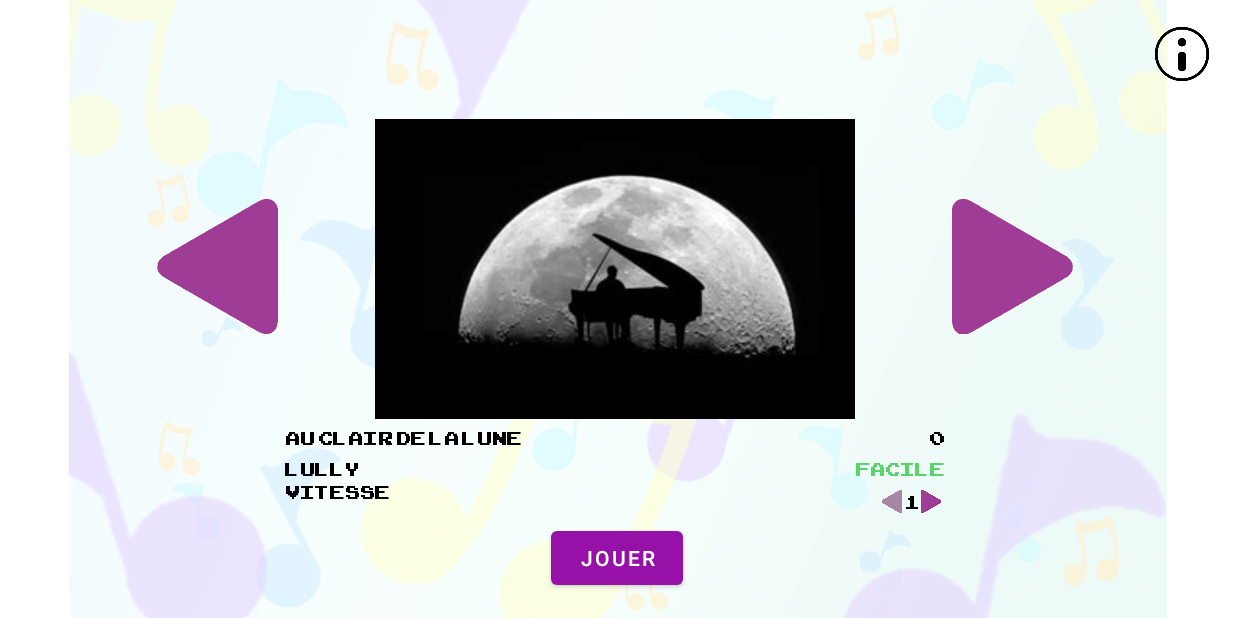
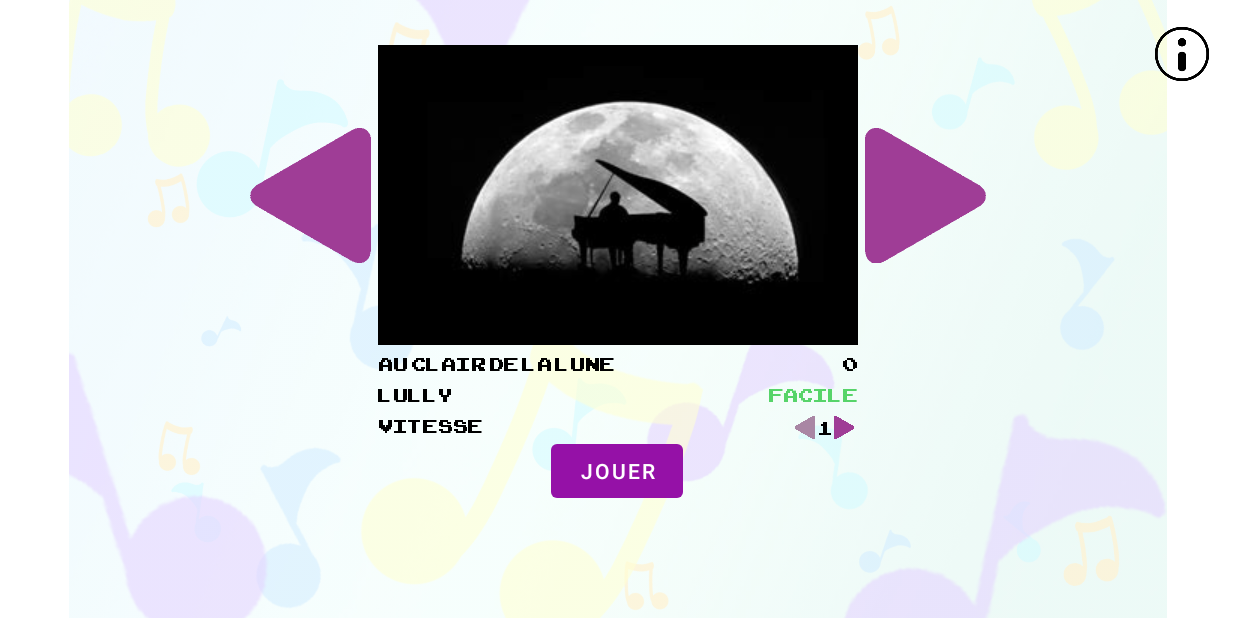
Before and after one commit to KefakMami/PianoMan, an Android app: the screen it shows after launch (MainActivity), after a tap on an icon or button, on a phone screen of 824 x 412 dp (held sideways). Run offline under Robolectric (Android 15) with nearby library versions, the phone set to English and light mode, and no system bars; Roboto replaces fonts that are not available here.

```diff
--- a/app/src/main/res/layout/activity_main.xml
+++ b/app/src/main/res/layout/activity_main.xml
@@ -18,56 +18,61 @@
         app:layout_constraintVertical_bias="0.0"
         app:srcCompat="@drawable/background" />
 
+    <Button
+        android:id="@+id/launchButton"
+        android:layout_width="wrap_content"
+        android:layout_height="wrap_content"
+        android:layout_marginTop="60dp"
+        android:onClick="onPlay"
+        android:text="Jouer"
+        app:backgroundTint="#9511A7"
+        app:layout_constraintEnd_toEndOf="parent"
+        app:layout_constraintHorizontal_bias="0.499"
+        app:layout_constraintStart_toStartOf="parent"
+        app:layout_constraintTop_toBottomOf="@+id/centerImage"
+        android:stateListAnimator="@null"/>
+
     <TextView
         android:id="@+id/SpeedText"
         android:layout_width="wrap_content"
         android:layout_height="wrap_content"
-        android:layout_marginTop="40dp"
+        android:layout_marginTop="2dp"
         android:fontFamily="@font/arcadeclassic"
         android:text="Vitesse"
         android:textColor="#000000"
         android:textSize="18sp"
         app:layout_constraintStart_toStartOf="@+id/centerImage"
-        app:layout_constraintTop_toBottomOf="@+id/centerImage" />
+        app:layout_constraintTop_toBottomOf="@+id/levelComposer" />
 
     <ImageView
         android:id="@+id/centerImage"
-        android:layout_width="0dp"
+        android:layout_width="320dp"
         android:layout_height="200dp"
-        android:layout_marginTop="4dp"
-        app:layout_constraintBottom_toBottomOf="parent"
-        app:layout_constraintEnd_toStartOf="@+id/arrowRight"
-        app:layout_constraintHorizontal_bias="0.0"
-        app:layout_constraintStart_toEndOf="@+id/arrowLeft"
+        android:layout_marginTop="30dp"
+        app:layout_constraintEnd_toEndOf="parent"
+        app:layout_constraintStart_toStartOf="parent"
         app:layout_constraintTop_toTopOf="parent"
-        app:layout_constraintVertical_bias="0.361"
         tools:srcCompat="@tools:sample/backgrounds/scenic" />
 
     <ImageView
         android:id="@+id/arrowLeft"
         android:layout_width="90dp"
         android:layout_height="90dp"
-        android:layout_marginStart="100dp"
-        android:layout_marginLeft="100dp"
         android:contentDescription="TODO"
         android:onClick="onLeft"
-        app:layout_constraintBottom_toBottomOf="parent"
-        app:layout_constraintStart_toStartOf="parent"
-        app:layout_constraintTop_toTopOf="parent"
-        app:layout_constraintVertical_bias="0.411"
+        app:layout_constraintBottom_toBottomOf="@+id/centerImage"
+        app:layout_constraintEnd_toStartOf="@+id/centerImage"
+        app:layout_constraintTop_toTopOf="@+id/centerImage"
         app:srcCompat="@drawable/arrow_hasnonext_l" />
 
     <ImageView
         android:id="@+id/arrowRight"
         android:layout_width="90dp"
         android:layout_height="90dp"
-        android:layout_marginEnd="104dp"
-        android:layout_marginRight="104dp"
         android:onClick="onRight"
-        app:layout_constraintBottom_toBottomOf="parent"
-        app:layout_constraintEnd_toEndOf="parent"
-        app:layout_constraintTop_toTopOf="parent"
-        app:layout_constraintVertical_bias="0.411"
+        app:layout_constraintBottom_toBottomOf="@+id/centerImage"
+        app:layout_constraintStart_toEndOf="@+id/centerImage"
+        app:layout_constraintTop_toTopOf="@+id/centerImage"
         app:srcCompat="@drawable/arrow_hasnext_r" />
 
     <ImageView
@@ -152,19 +157,6 @@
         app:layout_constraintEnd_toEndOf="@+id/centerImage"
         app:layout_constraintTop_toBottomOf="@+id/levelHS" />
 
-    <Button
-        android:id="@+id/launchButton"
-        android:layout_width="wrap_content"
-        android:layout_height="wrap_content"
-        android:layout_marginBottom="16dp"
-        android:onClick="onPlay"
-        android:text="Jouer"
-        app:backgroundTint="#9511A7"
-        app:layout_constraintBottom_toBottomOf="parent"
-        app:layout_constraintEnd_toEndOf="parent"
-        app:layout_constraintHorizontal_bias="0.499"
-        app:layout_constraintStart_toStartOf="parent" />
-
     <ImageView
         android:id="@+id/imageView2"
         android:layout_width="40dp"
@@ -179,8 +171,8 @@
 
     <FrameLayout
         android:id="@+id/infoLayout"
-        android:layout_width="469dp"
-        android:layout_height="315dp"
+        android:layout_width="454dp"
+        android:layout_height="273dp"
         android:layout_marginStart="137dp"
         android:layout_marginLeft="137dp"
         android:layout_marginTop="61dp"
--- a/app/src/main/res/layout/fragment_info.xml
+++ b/app/src/main/res/layout/fragment_info.xml
@@ -62,7 +62,7 @@
         android:id="@+id/textView3"
         android:layout_width="wrap_content"
         android:layout_height="wrap_content"
-        android:layout_marginTop="52dp"
+        android:layout_marginTop="40dp"
         android:fontFamily="casual"
         android:text="PianoMan"
         android:textColor="#000000"
--- a/app/src/main/res/values/morceaux.xml
+++ b/app/src/main/res/values/morceaux.xml
@@ -2,31 +2,9 @@
 <resources xmlns:tools="http://schemas.android.com/tools">
     <!-- 0: Speed (float), 1..n: Pitch;Durée -->
     <string-array name="Scale">
-        <item>400</item>
+        <item>600</item>
         <item>1;1</item>
-        <item>2;1</item>
-        <item>2;1</item>
-        <item>2;1</item>
-        <item>2;1</item>
-        <item>2;1</item>
-        <item>2;1</item>
-        <item>2;1</item>
-        <item>2;1</item>
-        <item>2;1</item>
-        <item>2;1</item>
-        <item>2;1</item>
-        <item>2;1</item>
-        <item>2;1</item>
-        <item>2;1</item>
-        <item>2;1</item>
-        <item>2;1</item>
-        <item>2;1</item>
-        <item>2;1</item>
-        <item>2;1</item>
 
-    </string-array>
-    <string-array name="Scalee">
-        <item>200</item>
         <item>1;1</item>
         <item>2;1</item>
         <item>3;1</item>
@@ -55,7 +33,8 @@
     </string-array>
 
     <string-array name="AuClairDeLaLune">
-        <item>200</item>
+        <item>500</item>
+        <item>1;1</item>
 
         <item>13;1</item>
         <item>13;1</item>
@@ -91,7 +70,7 @@
         <item>13;1</item>
         <item>12;1</item>
         <item>10;1</item>
-        <item>9;4</item>
+        <item>8;4</item>
 
         <item>13;1</item>
         <item>13;1</item>
@@ -108,20 +87,10 @@
 
     <string-array name="Megalovania">
         <item>400</item>
+        <item>1;1</item>
 
         <item>10;1</item>
         <item>10;1</item>
-        <item>22;2</item>
-        <item>17;3</item>
-        <item>16;2</item>
-        <item>15;2</item>
-        <item>13;2</item>
-        <item>10;1</item>
-        <item>13;1</item>
-        <item>15;1</item>
-
-        <item>9;1</item>
-        <item>9;1</item>
         <item>22;2</item>
         <item>17;3</item>
         <item>16;2</item>
@@ -153,11 +122,69 @@
         <item>13;1</item>
         <item>15;1</item>
 
+        <item>6;1</item>
+        <item>6;1</item>
+        <item>22;2</item>
+        <item>17;3</item>
+        <item>16;2</item>
+        <item>15;2</item>
+        <item>13;2</item>
+        <item>10;1</item>
+        <item>13;1</item>
+        <item>15;1</item>
+
+        <item>10;1</item>
+        <item>10;1</item>
+        <item>22;2</item>
+        <item>17;3</item>
+        <item>16;2</item>
+        <item>15;2</item>
+        <item>13;2</item>
+        <item>10;1</item>
+        <item>13;1</item>
+        <item>15;1</item>
+
+        <item>8;1</item>
+        <item>8;1</item>
+        <item>22;2</item>
+        <item>17;3</item>
+        <item>16;2</item>
+        <item>15;2</item>
+        <item>13;2</item>
+        <item>10;1</item>
+        <item>13;1</item>
+        <item>15;1</item>
+
+        <item>7;1</item>
+        <item>7;1</item>
+        <item>22;2</item>
+        <item>17;3</item>
+        <item>16;2</item>
+        <item>15;2</item>
+        <item>13;2</item>
+        <item>10;1</item>
+        <item>13;1</item>
+        <item>15;1</item>
+
+        <item>6;1</item>
+        <item>6;1</item>
+        <item>22;2</item>
+        <item>17;3</item>
+        <item>16;2</item>
+        <item>15;2</item>
+        <item>13;2</item>
+        <item>10;1</item>
+        <item>13;1</item>
+        <item>15;1</item>
+
+
+
     </string-array>
 
     <string-array name="fantaisie_impromptu">
         <item>1775</item>
         <item>0;65</item>
+
         <item>9;1</item>
         <item>10;1</item>
         <item>9;1</item>
```
Also changed, not shown: app/src/main/java/com/example/pianoman/PianoActivity.kt (+29 -2 lines), app/src/main/java/com/example/pianoman/ReturnFragment.kt (added, +22 -0 lines), app/src/main/res/layout/activity_piano.xml (+23 -0 lines), app/src/main/res/layout/fragment_game_end.xml (+8 -8 lines), app/src/main/res/layout/fragment_return.xml (added, +66 -0 lines).
